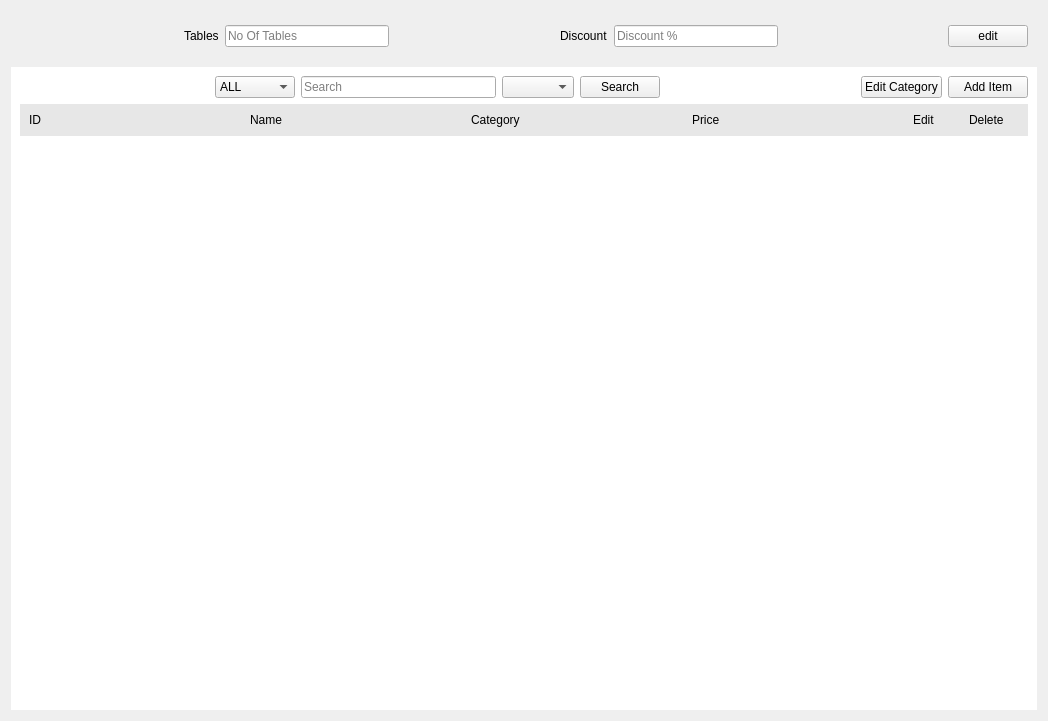
Anmol-A-jain/Dyner, file ui/menu/adminwidget.ui: the form before one commit.
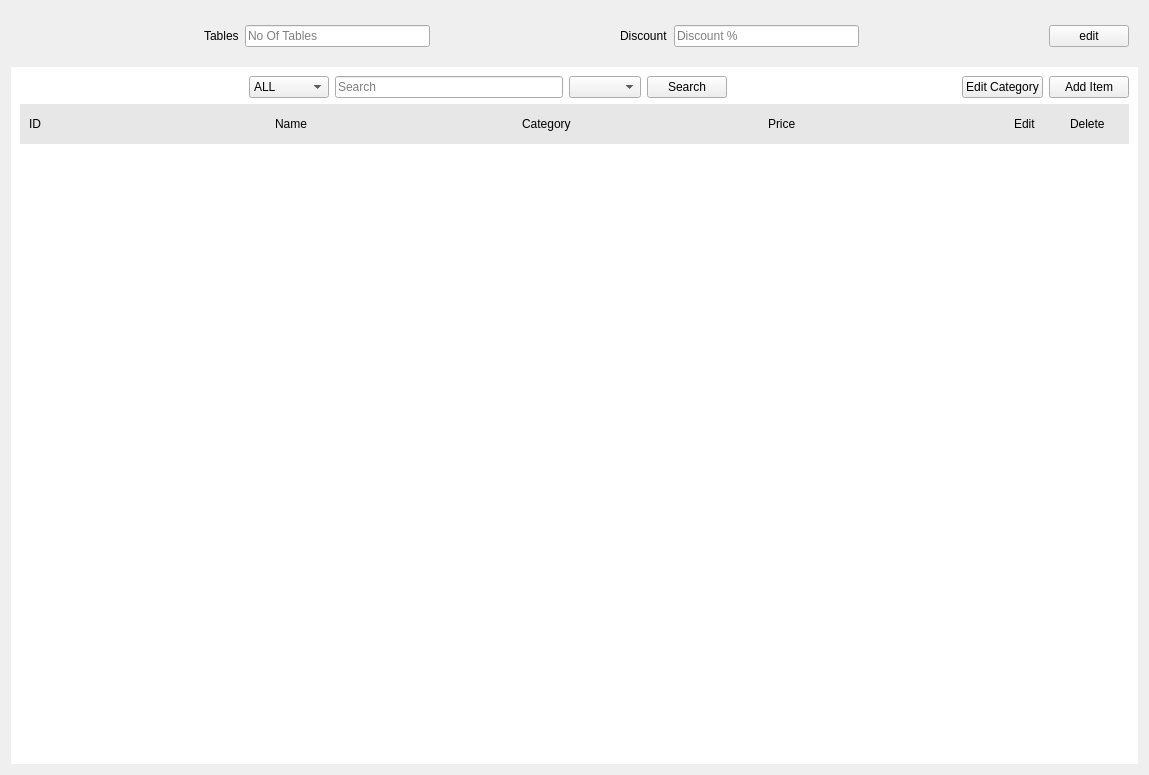
The form after the commit.

```diff
--- a/ui/menu/adminwidget.ui
+++ b/ui/menu/adminwidget.ui
@@ -6,8 +6,8 @@
    <rect>
     <x>0</x>
     <y>0</y>
-    <width>1048</width>
-    <height>721</height>
+    <width>1149</width>
+    <height>775</height>
    </rect>
   </property>
   <property name="windowTitle">
@@ -229,9 +229,15 @@
 background-color: rgb(231, 231, 231);</string>
           </property>
           <layout class="QHBoxLayout" name="horizontalLayout_2">
-           <property name="topMargin">
+           <property name="leftMargin">
             <number>9</number>
            </property>
+           <property name="topMargin">
+            <number>13</number>
+           </property>
+           <property name="bottomMargin">
+            <number>13</number>
+           </property>
            <item>
             <widget class="QLabel" name="label_id">
              <property name="text">
```
